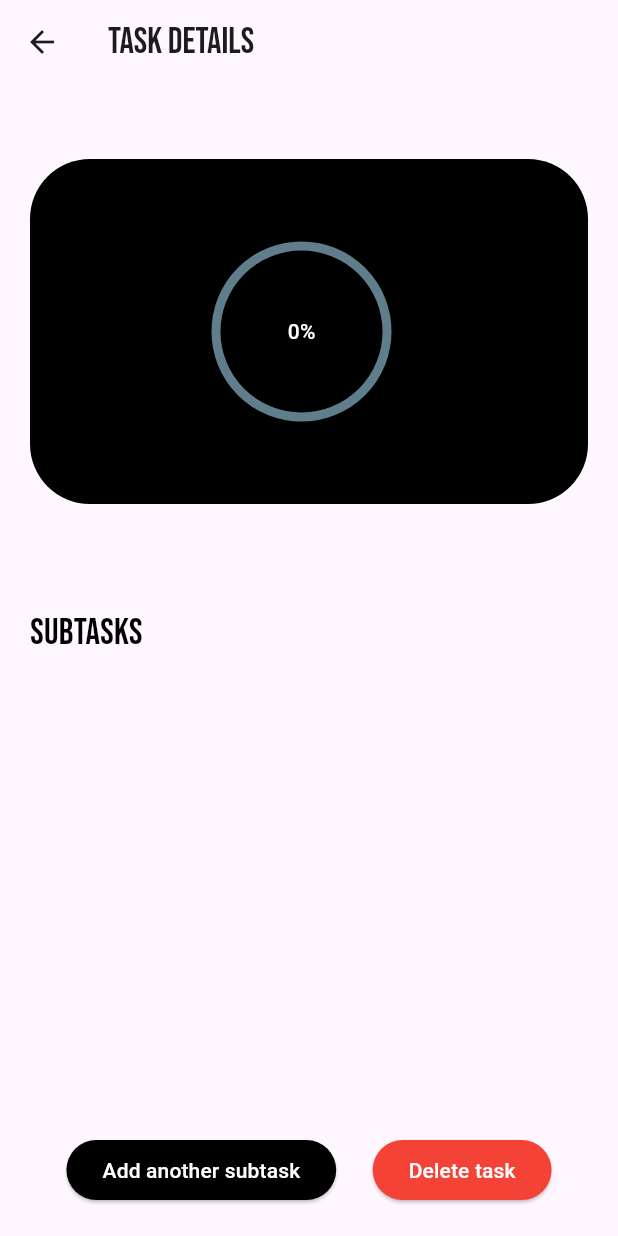
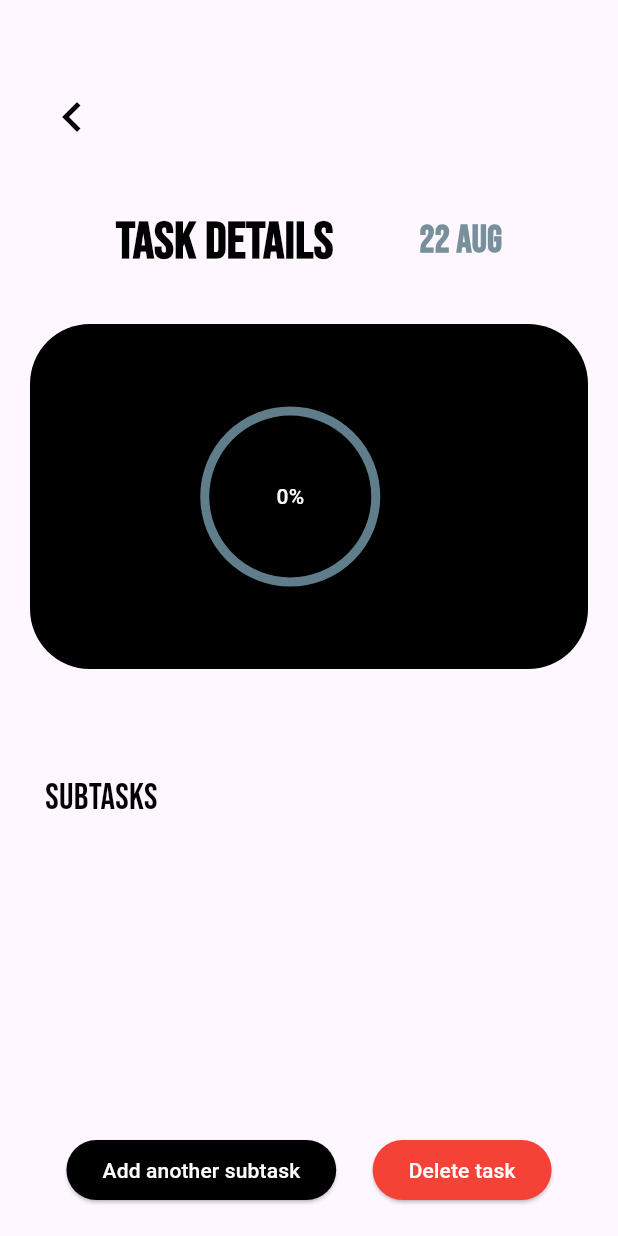
Before and after one commit to rustyonkeys/ProjectManager, a Flutter app: the ViewTasks screen opened directly with empty values, on a phone screen of 412 x 824 dp. Run offline on Flutter 3.47's test engine with Material 3 defaults, Android fonts, the phone set to English and light mode, and no system bars; drawn by our look-alikes of percent_indicator; our stand-ins replace cloud_firestore, firebase_core, flutter_heatmap_calendar, flutter_slidable, google_fonts; accounts and stored records are empty; generated files the repository leaves out were written again.

Commit message:
added the date

```diff
--- a/lib/pages/viewTasks.dart
+++ b/lib/pages/viewTasks.dart
@@ -2,6 +2,7 @@ import 'package:flutter/material.dart';
 import 'package:cloud_firestore/cloud_firestore.dart';
 import 'package:google_fonts/google_fonts.dart';
 import 'package:taskmanager/util/circular_linear_graph.dart';
+import 'package:intl/intl.dart';
 
 class ViewTasks extends StatelessWidget {
   final String taskID;
@@ -10,9 +11,6 @@ class ViewTasks extends StatelessWidget {
   @override
   Widget build(BuildContext context) {
     return Scaffold(
-      appBar: AppBar(
-        title: Text("Task Details", style: GoogleFonts.bebasNeue(fontSize: 24)),
-      ),
       body: StreamBuilder<DocumentSnapshot>(
         stream: FirebaseFirestore.instance.collection('tasks').doc(taskID).snapshots(),
         builder: (context, snapshot) {
@@ -23,6 +21,12 @@ class ViewTasks extends StatelessWidget {
           final title = taskData['title'] ?? 'No Title';
           final description = taskData['description'] ?? 'No Description';
           final subtasks = List<Map<String, dynamic>>.from(taskData['subtasks'] ?? []);
+          final Timestamp? timestamp = taskData['timestamp'];
+          String formattedDate = "";
+          if (timestamp != null) {
+            DateTime date = timestamp.toDate();
+            formattedDate = "${date.day} ${DateFormat('MMM').format(date)}"; // e.g. "22 Aug"
+          }
 
           // Calculate completion percentage
           final int total = subtasks.length;
@@ -35,6 +39,40 @@ class ViewTasks extends StatelessWidget {
               crossAxisAlignment: CrossAxisAlignment.start,
               children: [
                 const SizedBox(height: 30),
+                Align(
+                  alignment: Alignment.topLeft,
+                  child: IconButton(
+                    onPressed: () {
+                      Navigator.pop(context);
+                    },
+                    icon: Icon(Icons.chevron_left_outlined, size: 40),
+                    color: Colors.black,
+                  ),
+                ),
+                SizedBox(height: 30),
+                  Row(
+                    mainAxisAlignment: MainAxisAlignment.spaceEvenly,
+                    children: [
+                      Text(
+                        "Task Details",
+                        style: GoogleFonts.bebasNeue(
+                          color: Colors.black,
+                          fontSize: 35,
+                          fontWeight: FontWeight.bold,
+                        ),
+                      ),
+
+                      Text(
+                        formattedDate,
+                        style: GoogleFonts.bebasNeue(
+                          color: Colors.blueGrey[400],
+                          fontSize: 25,
+                          fontWeight: FontWeight.bold,
+                        ),
+                      ),
+                  ]),
+
+                SizedBox(height: 30),
                 ClipRRect(
                   borderRadius: BorderRadius.circular(40),
                   child: Container(
@@ -47,7 +85,7 @@ class ViewTasks extends StatelessWidget {
                         mainAxisAlignment: MainAxisAlignment.center,
                         children: [
                           CircularGraph(percent: progress),
-                          const SizedBox(width: 10),
+                          const SizedBox(width: 25),
                           Flexible(
                             child: Text(
                               title,
@@ -66,14 +104,20 @@ class ViewTasks extends StatelessWidget {
                   ),
                 ),
                 const SizedBox(height: 20),
-                Text(
-                  description,
-                  style: const TextStyle(color: Colors.grey, fontSize: 20),
+                Padding(
+                  padding: EdgeInsets.only(left: 10),
+                  child: Text(
+                    description,
+                    style: const TextStyle(color: Colors.grey, fontSize: 20),
+                  ),
                 ),
                 const SizedBox(height: 20),
-                Text(
-                  "Subtasks",
-                  style: GoogleFonts.bebasNeue(color: Colors.black, fontSize: 24),
+                Padding(
+                  padding: EdgeInsets.only(left: 10),
+                  child: Text(
+                    "Subtasks",
+                    style: GoogleFonts.bebasNeue(color: Colors.black, fontSize: 24),
+                  ),
                 ),
                 const SizedBox(height: 10),
                 Expanded(
```
Also changed, not shown: lib/util/logicheatmap.dart (added, +33 -0 lines), lib/pages/graph.dart (added).
